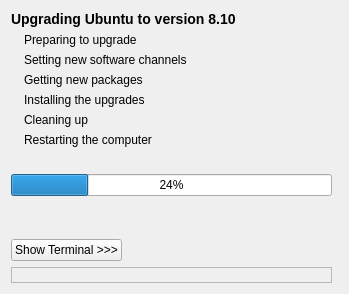
First picture: the form in pkgs/update-manager/tags/update-manager-2:0.134.10-0guada1/DistUpgrade/window_main.ui, repository Https-github-com-sulaeman51/guadalinex-v7, before the edit.
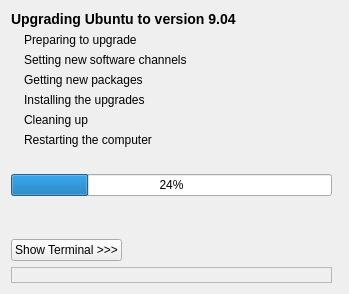
Second picture: the form after the edit.

Commit message: * DistUpgrade/DistUpgrade.glade, DistUpgrade/window_main.ui:   - show 9.04 upgrade target * debian/rules:   - calculate demotions based on intrepid->jaunty * DistUpgrade/DistUpgradeCache.py:   - when the dist-upgrade calculation fails, show the reason     why in the error dialog (LP: #281286)

Diff of the .ui file:
```diff
--- a/pkgs/update-manager/tags/update-manager-2:0.134.10-0guada1/DistUpgrade/window_main.ui
+++ b/pkgs/update-manager/tags/update-manager-2:0.134.10-0guada1/DistUpgrade/window_main.ui
@@ -235,7 +235,7 @@
    <item row="0" column="0" colspan="4" >
     <widget class="QLabel" name="label_title" >
      <property name="text" >
-      <string>&lt;b>&lt;big>Upgrading Ubuntu to version 8.10&lt;/big>&lt;/b></string>
+      <string>&lt;b>&lt;big>Upgrading Ubuntu to version 9.04&lt;/big>&lt;/b></string>
      </property>
      <property name="wordWrap" >
       <bool>false</bool>
```
The commit also changes 6 other files.
